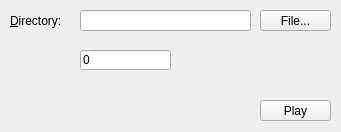
Above: src/musicplayer.ui from FrozenTune/MusicPlayer before the change. Below: the same form after it.
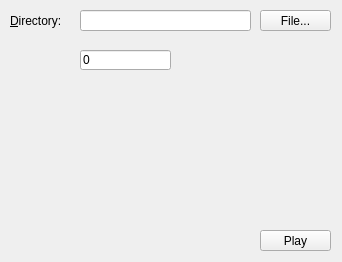
That is the form after the change.

What changed in the file:
```diff
--- a/src/musicplayer.ui
+++ b/src/musicplayer.ui
@@ -6,8 +6,8 @@
    <rect>
     <x>0</x>
     <y>0</y>
-    <width>341</width>
-    <height>132</height>
+    <width>342</width>
+    <height>262</height>
    </rect>
   </property>
   <property name="windowTitle">
@@ -46,7 +46,7 @@
    <property name="geometry">
     <rect>
      <x>260</x>
-     <y>100</y>
+     <y>230</y>
      <width>71</width>
      <height>21</height>
     </rect>
```
